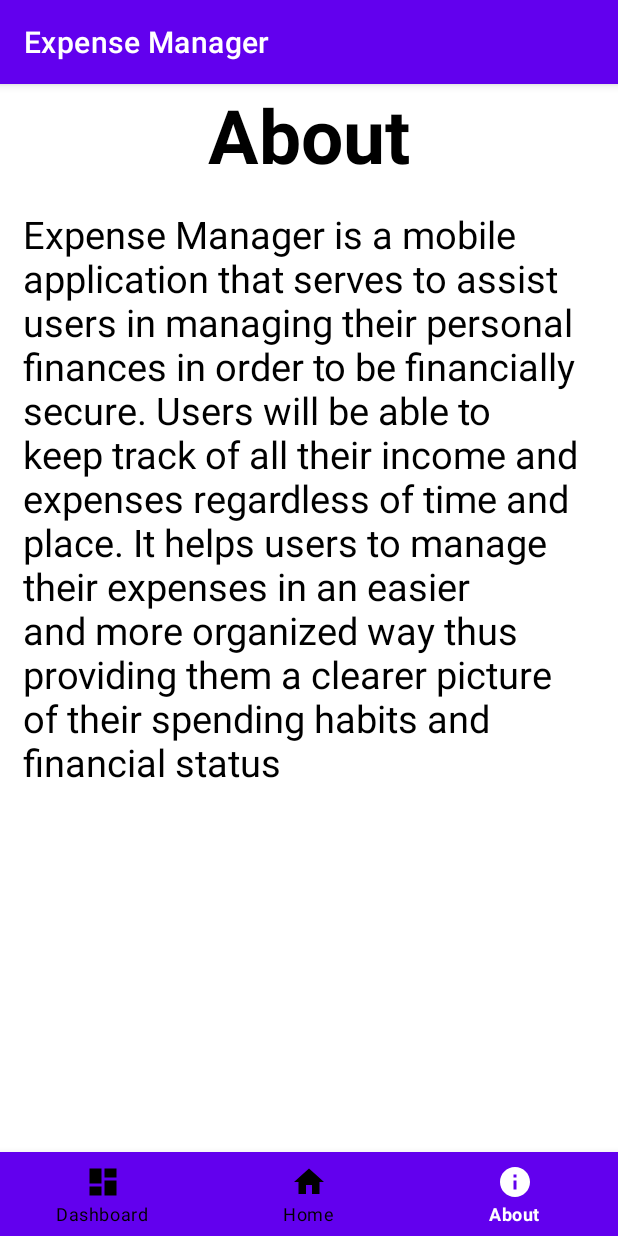
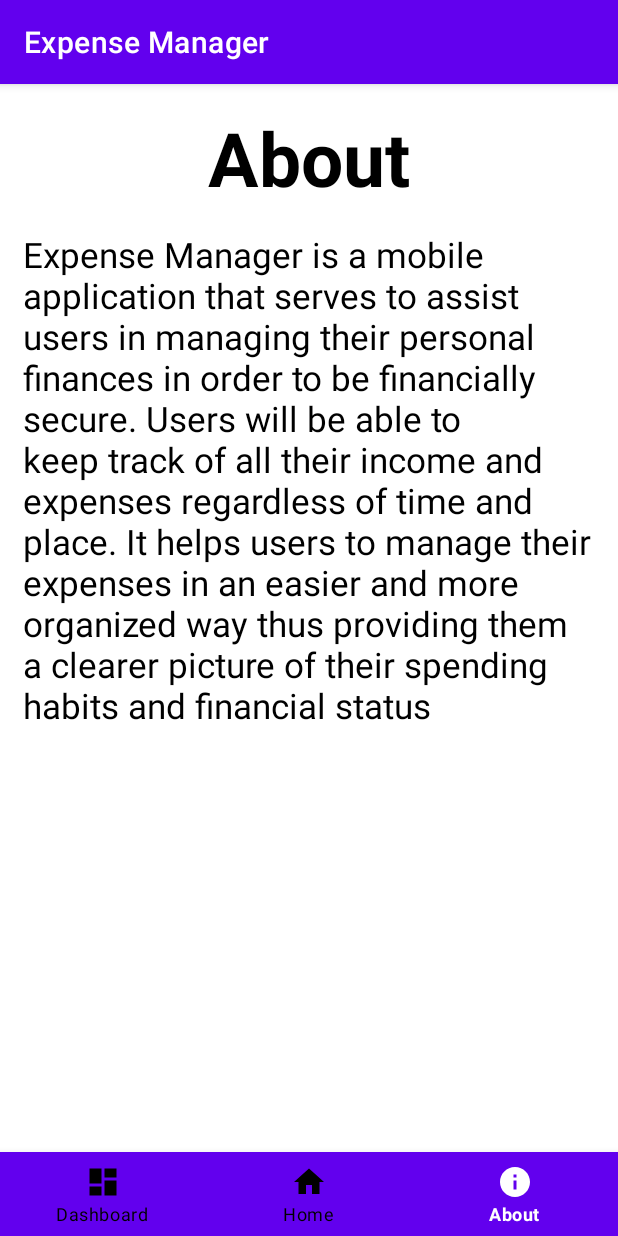
Before and after one commit to KEROUKHOO/CAT201-PROJECT, an Android app: the About screen opened directly, with no data from a screen before it, on a phone screen of 412 x 824 dp. Run offline under Robolectric (Android 15) with nearby library versions, the phone set to English and light mode, and no system bars.

```diff
--- a/app/src/main/res/layout/activity_about.xml
+++ b/app/src/main/res/layout/activity_about.xml
@@ -7,18 +7,21 @@
     tools:context=".About">
 
     <TextView
+        android:id="@+id/txtAbout"
         android:layout_width="match_parent"
         android:layout_height="wrap_content"
+        android:gravity="center"
+        android:layout_marginTop="15dp"
         android:text="About"
+        android:textColor="@color/black"
         android:textSize="50sp"
-        android:textStyle="bold"
-        android:gravity="center"
-        android:textColor="@color/black"
-        android:id="@+id/txtAbout" />
+        android:textStyle="bold" />
 
     <TextView
         android:layout_width="wrap_content"
         android:layout_height="wrap_content"
+        android:layout_below="@+id/txtAbout"
+        android:padding="15dp"
         android:text="Expense Manager is a mobile application that serves to
 assist users in managing their personal finances in order to be
 financially secure. Users will be able to keep track of all their
@@ -26,20 +29,17 @@ income and expenses regardless of time and place. It helps users
 to manage their expenses in an easier and more organized way
 thus providing them a clearer picture of their spending habits and
 financial status"
-        android:textSize="25sp"
         android:textColor="@color/black"
-        android:layout_below="@+id/txtAbout"
-        android:padding="15dp" />
+        android:textSize="23sp" />
 
     <com.google.android.material.bottomnavigation.BottomNavigationView
+        android:id="@+id/bottom_navigator"
         android:layout_width="match_parent"
         android:layout_height="wrap_content"
-        android:id="@+id/bottom_navigator"
+        android:layout_alignParentBottom="true"
         app:itemBackground="@color/purple_500"
+        app:itemIconTint="@drawable/selector"
         app:itemTextColor="@drawable/selector"
-        app:itemIconTint="@drawable/selector"
-        app:menu="@menu/menu"
-        android:layout_alignParentBottom="true"
-        />
+        app:menu="@menu/menu" />
 
 </RelativeLayout>
```
